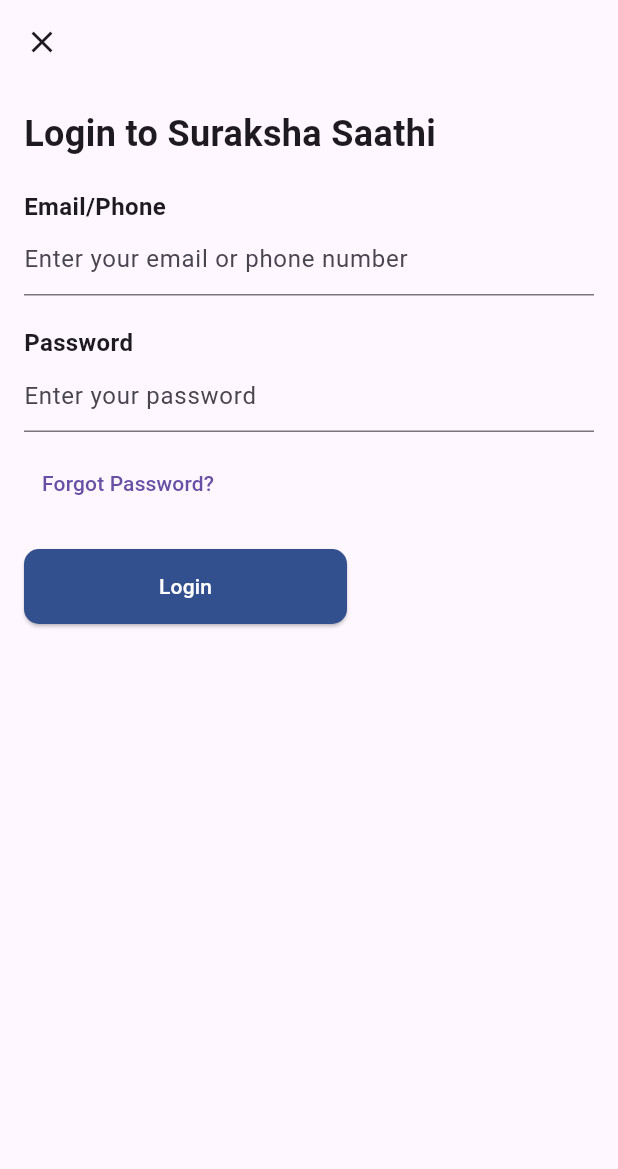
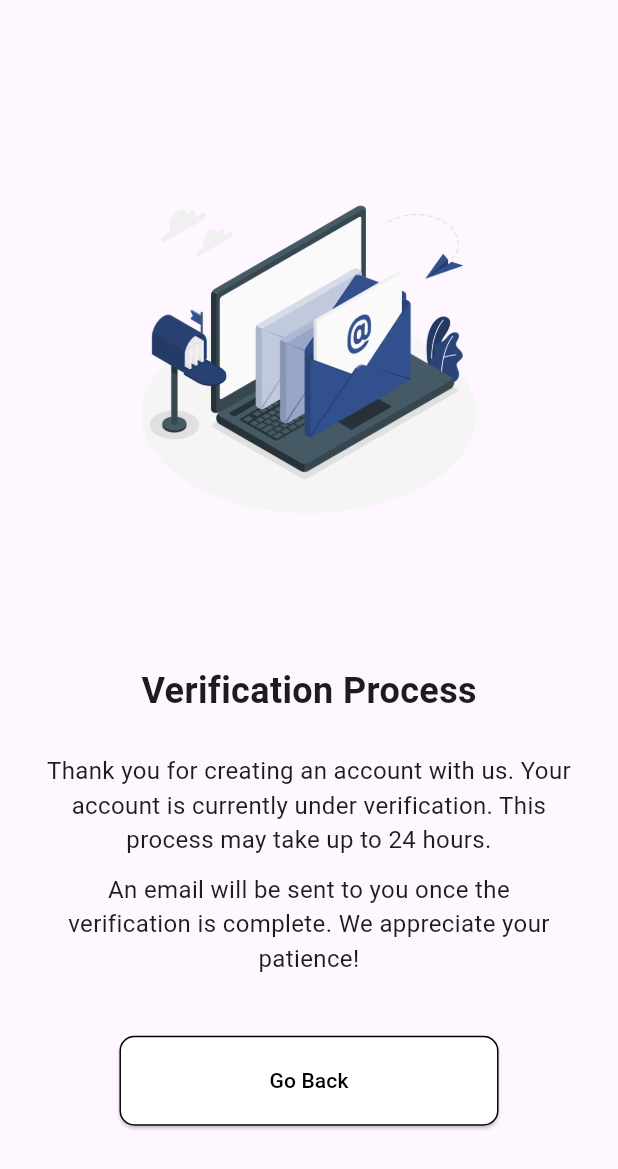
Before and after one commit to sujan-ss/CrimeReportingAndCommunitySafety-SurakshaSathi-, a Flutter app: the screen it shows after launch, after a tap on "Skip", on a phone screen of 412 x 824 dp. Shown: the top 1169 px of the screen. Run offline on Flutter 3.47's test engine with Material 3 defaults, Android fonts, the phone set to English and light mode, and no system bars; our stand-ins replace image_picker.

Commit message:
Added SignUp Email Screen, Updated login/signin screen and splashscreen

```diff
--- a/lib/Login Signup Page/login_signin_screen.dart
+++ b/lib/Login Signup Page/login_signin_screen.dart
@@ -3,6 +3,8 @@
 import 'package:flutter/material.dart';
 import 'package:suraksha_saathi/Login%20Signup%20Page/login.dart';
 import 'package:suraksha_saathi/Login%20Signup%20Page/signup.dart';
+import 'package:suraksha_saathi/Login%20Signup%20Page/signup_email_screen.dart';
+import 'package:suraksha_saathi/home.dart';
 
 class LoginSigninScreen extends StatelessWidget {
   const LoginSigninScreen({super.key});
@@ -83,7 +85,7 @@
               // Navigate to the Skip Landing Page
               Navigator.pushReplacement(
                 context,
-                MaterialPageRoute(builder: (context) => LoginPage()),
+                MaterialPageRoute(builder: (context) => SignUpEmailScreen()),
               );
             },
             style: TextButton.styleFrom(
--- /dev/null
+++ b/lib/Login Signup Page/signup_email_screen.dart
@@ -0,0 +1,87 @@
+// ignore_for_file: prefer_const_constructors, avoid_print, sort_child_properties_last
+
+import 'package:flutter/material.dart';
+import 'package:suraksha_saathi/Login%20Signup%20Page/login_signin_screen.dart';
+
+class SignUpEmailScreen extends StatelessWidget {
+  const SignUpEmailScreen({super.key});
+
+  @override
+  Widget build(BuildContext context) {
+    return Scaffold(
+      body: Center(
+        child: Column(
+          mainAxisAlignment: MainAxisAlignment.center,
+          children: [
+            // Your logo image
+            SizedBox(height: 30.0),
+            Image.asset(
+              'assets/Sign up email Screen.png', // Replace with the path to your logo image
+              width: 250.0,
+              height: 250.0,
+              // Adjust width and height based on your logo size
+            ),
+            SizedBox(height: 90.0),
+            // Welcome text with increased font size
+            Text(
+              'Verification Process',
+              style: TextStyle(
+                fontSize: 24.0, // Adjust the font size as needed
+                fontWeight: FontWeight.bold,
+              ),
+            ),
+            SizedBox(height: 25.0), // Adjusted spacing
+            // Additional text with justification and padding
+            Padding(
+              padding: const EdgeInsets.symmetric(horizontal: 30.0),
+              child: Text(
+                'Thank you for creating an account with us. Your account is currently under verification. This process may take up to 24 hours.',
+                textAlign: TextAlign.center,
+                style: TextStyle(
+                  fontSize: 16.0,
+                ),
+              ),
+            ),
+            SizedBox(height: 10.0), // Adjusted spacing
+            // Additional text with justification and padding
+            Padding(
+              padding: const EdgeInsets.symmetric(horizontal: 30.0),
+              child: Text(
+                'An email will be sent to you once the verification is complete. We appreciate your patience!',
+                textAlign: TextAlign.center,
+                style: TextStyle(
+                  fontSize: 16.0,
+                ),
+              ),
+            ),
+            SizedBox(height: 40),
+            ElevatedButton(
+              onPressed: () {
+                // Handle create new account button press
+                print('Go Back pressed');
+                Navigator.pushReplacement(
+                  context,
+                  MaterialPageRoute(builder: (context) => LoginSigninScreen()),
+                );
+              },
+              style: ElevatedButton.styleFrom(
+                shape: RoundedRectangleBorder(
+                  borderRadius: BorderRadius.circular(
+                      10.0), // Adjust the border radius as needed
+                  side: BorderSide(color: Colors.black), // Black stroke
+                ),
+                backgroundColor: const Color.fromARGB(
+                    255, 255, 255, 255), // White background
+                foregroundColor: Colors.black, // Text color
+                padding: EdgeInsets.symmetric(
+                    horizontal: 100.0,
+                    vertical: 20.0), // Adjust padding as needed
+              ),
+              child: Text('Go Back'),
+            ),
+          ],
+        ),
+      ),
+    );
+  }
+}
--- a/lib/splashscreen.dart
+++ b/lib/splashscreen.dart
@@ -16,7 +16,7 @@
   @override
   void initState() {
     super.initState();
-    Timer(const Duration(seconds: 5), () {
+    Timer(const Duration(seconds: 3), () {
       Navigator.pushReplacement(
         context,
         MaterialPageRoute(builder: (context) => LoginSigninScreen()),
--- a/pubspec.yaml
+++ b/pubspec.yaml
@@ -87,6 +87,7 @@
   assets:
     - assets/logo-no-background.png
     - assets/SignIn_LogInLogo.png
+    - assets/Sign up email Screen.png
 
   # ...
 
```
Also changed, not shown: assets/Sign up email Screen.png (added).
